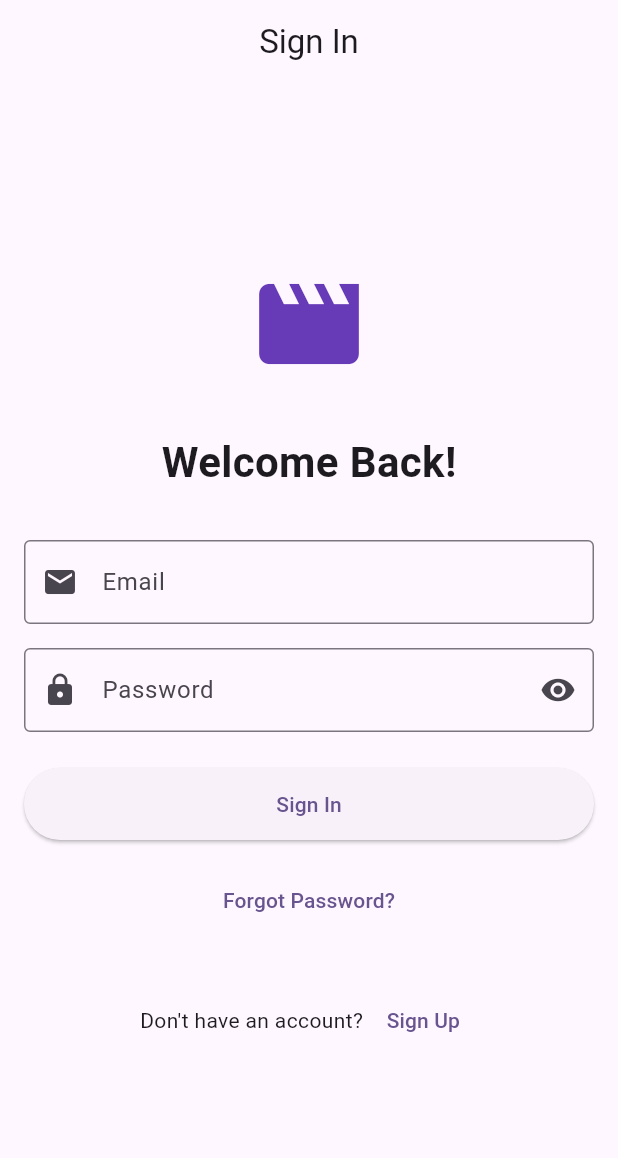
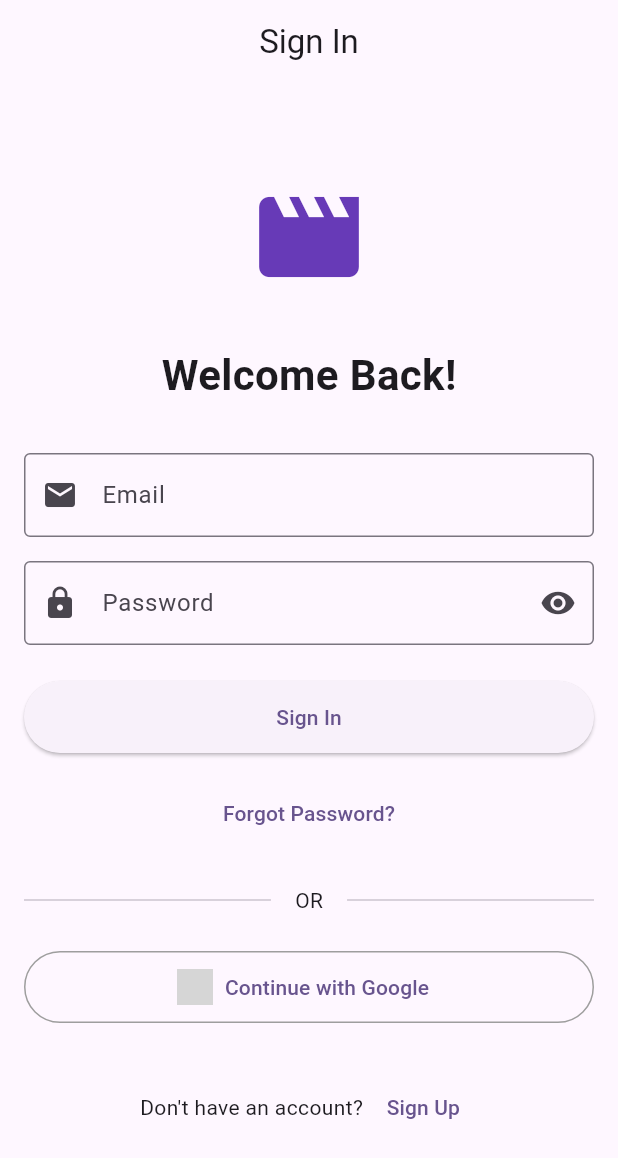
Before and after one commit to mohmmedYahya/Flutter-Project, a Flutter app: the screen it shows after launch, on a phone screen of 412 x 824 dp. Shown: the top 1158 px of the screen. Run offline on Flutter 3.47's test engine with Material 3 defaults, Android fonts, the phone set to English and light mode, and no system bars; our stand-ins replace firebase_auth, firebase_core, google_sign_in; accounts and stored records are empty; grey boxes are pictures that could not be loaded.

Commit message:
add sign with google account

```diff
--- a/movies/lib/screens/login_screen.dart
+++ b/movies/lib/screens/login_screen.dart
@@ -82,6 +82,28 @@ class _LoginScreenState extends State<LoginScreen> {
         ScaffoldMessenger.of(context).showSnackBar(
           SnackBar(content: Text(e.toString()), backgroundColor: Colors.red),
         );
+      }
+    }
+  }
+
+  Future<void> _signInWithGoogle() async {
+    setState(() {
+      _isLoading = true;
+    });
+
+    try {
+      await _authService.signInWithGoogle();
+    } catch (e) {
+      if (mounted) {
+        ScaffoldMessenger.of(context).showSnackBar(
+          SnackBar(content: Text(e.toString()), backgroundColor: Colors.red),
+        );
+      }
+    } finally {
+      if (mounted) {
+        setState(() {
+          _isLoading = false;
+        });
       }
     }
   }
@@ -171,6 +193,36 @@ class _LoginScreenState extends State<LoginScreen> {
                 onPressed: _forgotPassword,
                 child: const Text('Forgot Password?'),
               ),
+              const SizedBox(height: 24),
+              const Row(
+                children: [
+                  Expanded(child: Divider()),
+                  Padding(
+                    padding: EdgeInsets.symmetric(horizontal: 16.0),
+                    child: Text('OR'),
+                  ),
+                  Expanded(child: Divider()),
+                ],
+              ),
+              const SizedBox(height: 24),
+              SizedBox(
+                width: double.infinity,
+                height: 48,
+                child: OutlinedButton.icon(
+                  onPressed: _isLoading ? null : _signInWithGoogle,
+                  icon: Image.asset(
+                    'assets/images/google_logo.png',
+                    height: 24,
+                    width: 24,
+                    errorBuilder: (context, error, stackTrace) =>
+                        const Icon(Icons.login, size: 24),
+                  ),
+                  label: const Text('Continue with Google'),
+                  style: OutlinedButton.styleFrom(
+                    side: const BorderSide(color: Colors.grey),
+                  ),
+                ),
+              ),
               const SizedBox(height: 32),
               Row(
                 mainAxisAlignment: MainAxisAlignment.center,
--- a/movies/pubspec.yaml
+++ b/movies/pubspec.yaml
@@ -31,6 +31,7 @@ dependencies:
   # Firebase dependencies
   firebase_core: ^3.8.0
   firebase_auth: ^5.3.3
+  google_sign_in: ^6.2.1
 
 dev_dependencies:
   flutter_test:
@@ -54,9 +55,8 @@ flutter:
   uses-material-design: true
 
   # To add assets to your application, add an assets section, like this:
-  # assets:
-  #   - images/a_dot_burr.jpeg
-  #   - images/a_dot_ham.jpeg
+  assets:
+    - assets/images/
 
   # An image asset can refer to one or more resolution-specific "variants", see
   # https://flutter.dev/to/resolution-aware-images
```
Also changed, not shown: movies/lib/services/auth_service.dart (+35 -1 lines), movies/assets/images/google_logo.png (added), movies/lib/firebase_options.dart, movies/pubspec.lock, 6 other files.
